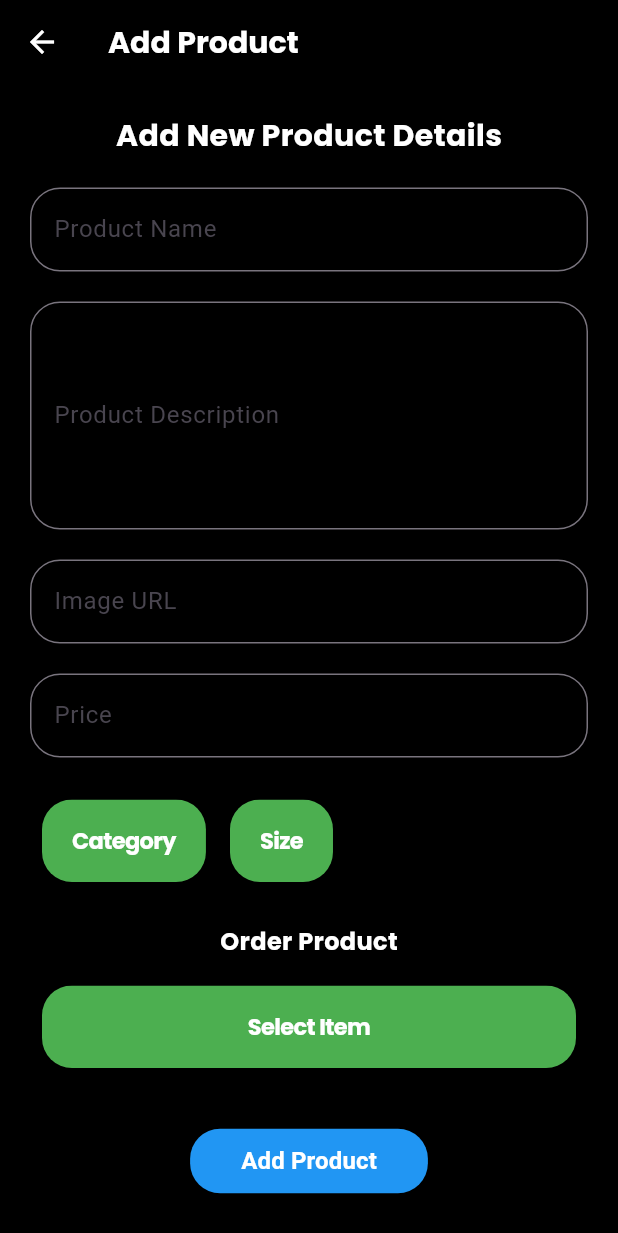
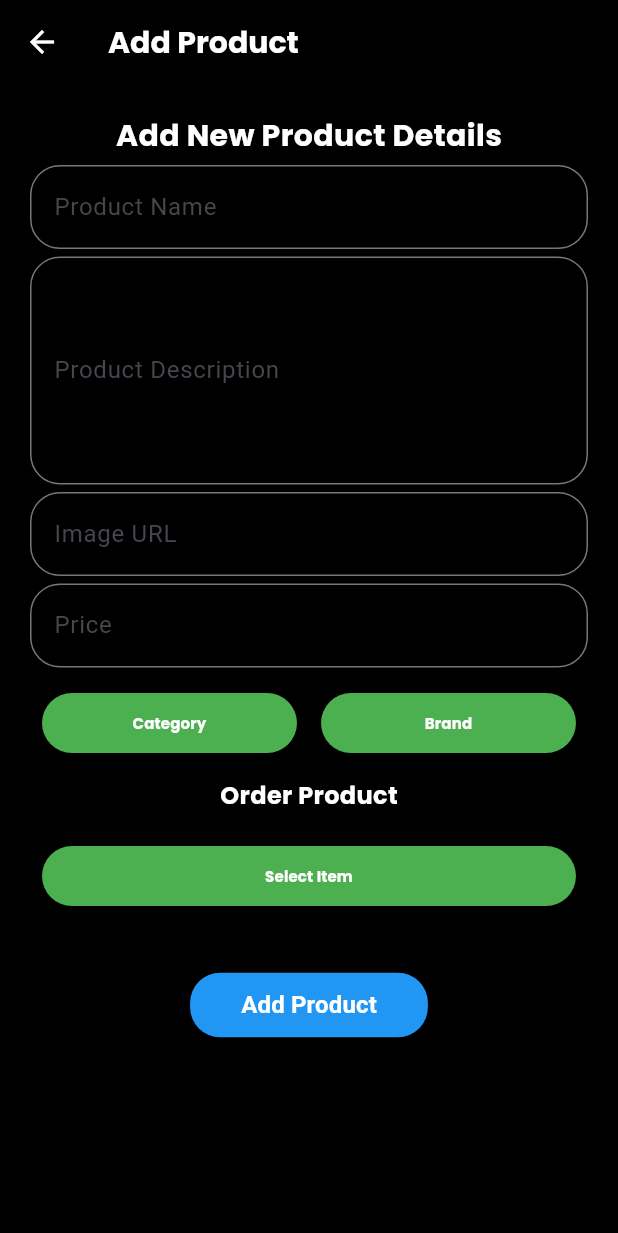
Before and after one commit to Akshat-sGit/e_commerce_flutter, a Flutter app: the screen it shows after launch, after a tap on the "add" icon, on a phone screen of 412 x 824 dp. Shown: the top 1233 px of the screen. Run offline on Flutter 3.47's test engine with Material 3 defaults, Android fonts, the phone set to English and light mode, and no system bars; our stand-ins replace firebase_core, get, google_fonts; accounts and stored records are empty.

Commit message:
changed the cupertino button to elevated button

```diff
--- /dev/null
+++ b/lib/controller/home_controller.dart
@@ -0,0 +1,14 @@
+import 'package:get/get.dart';
+
+class HomeController extends GetxController {
+  String test = 'Test String';
+
+  @override
+  // ignore: unnecessary_overrides
+  void onInit() {
+    super.onInit();
+  }
+
+
+
+}
--- a/lib/main.dart
+++ b/lib/main.dart
@@ -1,3 +1,4 @@
+import 'package:e_commerce_flutter/controller/home_controller.dart';
 import 'package:firebase_core/firebase_core.dart';
 import 'package:flutter/material.dart';
 import 'package:e_commerce_flutter/screens/home_screen.dart';
@@ -5,6 +6,7 @@ import 'package:get/get.dart';
 import 'firebase_options.dart';
 
 void main() async {
+  Get.put(HomeController());
   WidgetsFlutterBinding.ensureInitialized();
   Firebase.initializeApp(
     options: DefaultFirebaseOptions.currentPlatform,
--- a/lib/screens/add_product_page.dart
+++ b/lib/screens/add_product_page.dart
@@ -1,6 +1,6 @@
-import 'package:flutter/cupertino.dart';
+import 'package:e_commerce_flutter/controller/home_controller.dart';
 import 'package:flutter/material.dart';
-import 'package:flutter/widgets.dart';
+import 'package:get/get.dart';
 import 'package:google_fonts/google_fonts.dart';
 import '../widgets/dropdown_btn.dart';
 
@@ -9,6 +9,7 @@ class AddProductPage extends StatelessWidget {
 
   @override
   Widget build(BuildContext context) {
+    return GetBuilder<HomeController>(builder: (ctrl) {
       return Scaffold(
           backgroundColor: Colors.black,
           appBar: AppBar(
@@ -38,7 +39,7 @@ class AddProductPage extends StatelessWidget {
                       fontWeight: FontWeight.bold,
                     ),
                   ),
-                const SizedBox(height: 20),
+                  const SizedBox(height: 5),
                   TextField(
                     decoration: InputDecoration(
                       border: OutlineInputBorder(
@@ -59,7 +60,7 @@ class AddProductPage extends StatelessWidget {
                       fontWeight: FontWeight.w400,
                     ),
                   ),
-                const SizedBox(height: 20),
+                  const SizedBox(height: 5),
                   TextField(
                     maxLines: 5,
                     decoration: InputDecoration(
@@ -81,7 +82,7 @@ class AddProductPage extends StatelessWidget {
                       fontWeight: FontWeight.w400,
                     ),
                   ),
-                const SizedBox(height: 20),
+                  const SizedBox(height: 5),
                   TextField(
                     decoration: InputDecoration(
                       border: OutlineInputBorder(
@@ -102,7 +103,7 @@ class AddProductPage extends StatelessWidget {
                       fontWeight: FontWeight.w400,
                     ),
                   ),
-                const SizedBox(height: 20),
+                  const SizedBox(height: 5),
                   TextField(
                     decoration: InputDecoration(
                       border: OutlineInputBorder(
@@ -123,7 +124,7 @@ class AddProductPage extends StatelessWidget {
                       fontWeight: FontWeight.w400,
                     ),
                   ),
-                const SizedBox(height: 20),
+                  const SizedBox(height: 5),
                   const Row(
                     children: [
                       Flexible(
@@ -132,11 +133,11 @@ class AddProductPage extends StatelessWidget {
                               items: ['shoes', 'jackets', 'jeans', 'shirts'])),
                       Flexible(
                           child: DropDown(
-                            dropdownItem: "Size",
-                            items: ['30', '32', '34', '36'])),
+                              dropdownItem: "Brand",
+                              items: ['Nike', 'Adidas', 'Asics', 'Puma'])),
                     ],
                   ),
-                const SizedBox(height: 20),
+                  const SizedBox(height: 5),
                   Text("Order Product",
                       style: GoogleFonts.poppins(
                         color: Colors.white,
@@ -183,5 +184,6 @@ class AddProductPage extends StatelessWidget {
               ),
             ),
           ));
+    });
   }
 }
--- a/lib/screens/home_screen.dart
+++ b/lib/screens/home_screen.dart
@@ -1,3 +1,4 @@
+import 'package:e_commerce_flutter/controller/home_controller.dart';
 import 'package:e_commerce_flutter/screens/add_product_page.dart';
 import 'package:flutter/material.dart';
 import 'package:get/get.dart';
@@ -8,6 +9,7 @@ class HomePage extends StatelessWidget {
 
   @override
   Widget build(BuildContext context) {
+    return GetBuilder<HomeController>(builder: (ctrl) {
       return Scaffold(
           backgroundColor: Colors.black,
           appBar: AppBar(
@@ -41,6 +43,8 @@ class HomePage extends StatelessWidget {
                     color: Colors.red,
                   ),
                   onPressed: () {
+                    // ctrl.testMethod();
+                    ctrl.test;
                     print('delete');
                   },
                 ),
@@ -62,5 +66,6 @@ class HomePage extends StatelessWidget {
               color: Colors.white,
             ),
           ));
+    });
   }
 }
--- a/lib/widgets/dropdown_btn.dart
+++ b/lib/widgets/dropdown_btn.dart
@@ -1,8 +1,6 @@
 import 'package:flutter/cupertino.dart';
 import 'package:flutter/material.dart';
 import 'package:google_fonts/google_fonts.dart';
-
-
 
 class DropDown extends StatelessWidget {
   final String dropdownItem;
@@ -14,14 +12,36 @@ class DropDown extends StatelessWidget {
     return Padding(
       padding: const EdgeInsets.all(8.0),
       child: ClipRRect(
-        borderRadius: BorderRadius.circular(20), // Set the border radius
-        child: CupertinoButton(
-          color: Colors.green,
+        borderRadius: BorderRadius.circular(20),
+        child: ElevatedButton(
+          style: ElevatedButton.styleFrom(
+            backgroundColor: Colors.green,
+            elevation: 5,
+            padding: const EdgeInsets.all(10),
+            shape: RoundedRectangleBorder(
+              borderRadius: BorderRadius.circular(20),
+            ),
+          ),
           onPressed: () {
             showModalBottomSheet<void>(
               context: context,
               builder: (BuildContext context) {
-                return CupertinoPicker(
+                return Column(
+                  crossAxisAlignment: CrossAxisAlignment.stretch,
+                  mainAxisAlignment: MainAxisAlignment.center,
+                  children: [
+                    Padding(
+                      padding: const EdgeInsets.all(8.0),
+                      child: Text(
+                        dropdownItem,
+                        textAlign: TextAlign.center,
+                        style: GoogleFonts.poppins(
+                          fontSize: 18,
+                          fontWeight: FontWeight.bold,
+                        ),
+                      ),
+                    ),
+                    CupertinoPicker(
                       scrollController:
                           FixedExtentScrollController(initialItem: 0),
                       itemExtent: 40,
@@ -43,19 +63,24 @@ class DropDown extends StatelessWidget {
                             ),
                           ),
                       ],
+                    ),
+                  ],
                 );
               },
             );
           },
+          child: SizedBox(
+            width: double.infinity,
             child: Text(
               dropdownItem,
               textAlign: TextAlign.center,
               maxLines: 1,
-            overflow: TextOverflow.ellipsis,
+              overflow: TextOverflow.clip,
               style: GoogleFonts.poppins(
                 color: Colors.white,
-              fontSize: 15,
+                fontSize: 10,
                 fontWeight: FontWeight.bold,
+              ),
             ),
           ),
         ),
```
Lines whose indentation alone changed are shown as unchanged.
